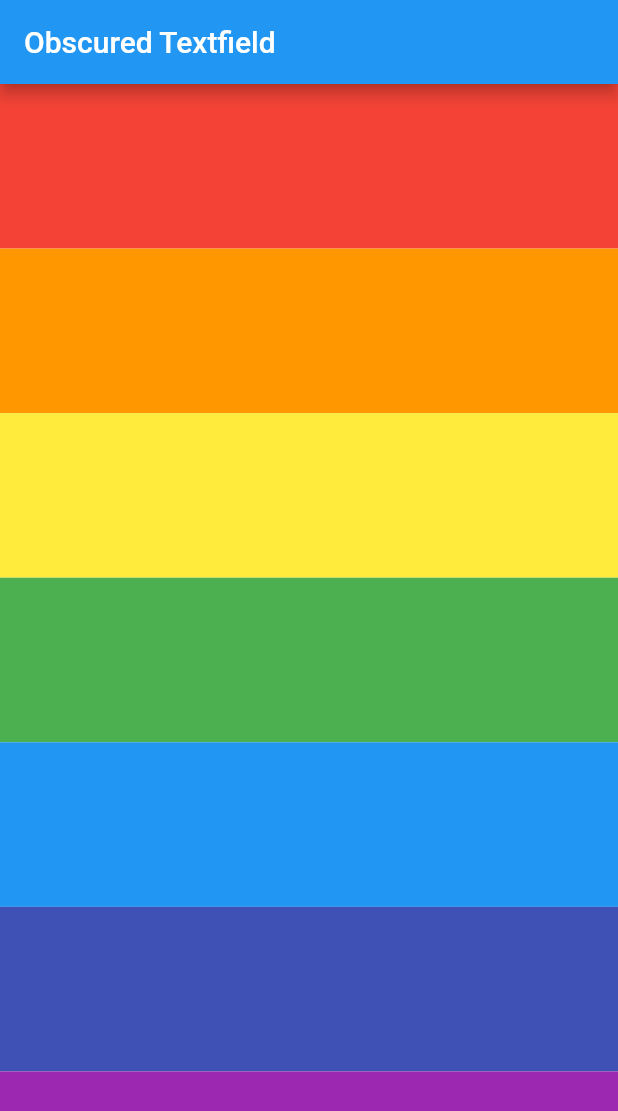
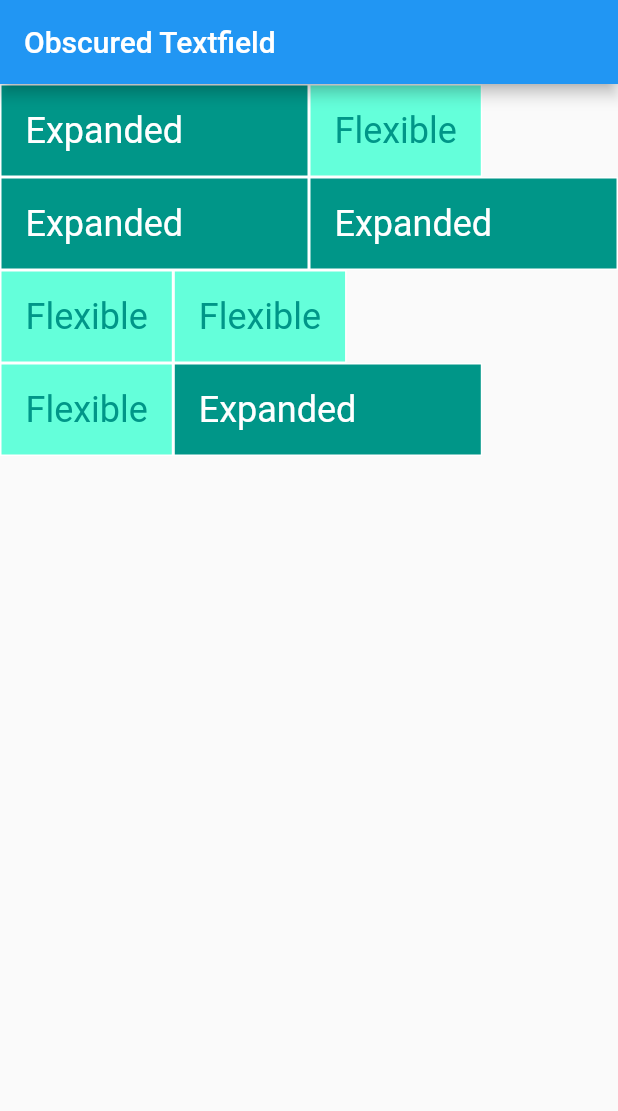
Before and after one commit to Rifqips/BelajarMembuatAplikasiFlutteruntukPemula, a Flutter app: the screen it shows after launch, on a phone screen of 412 x 824 dp. Shown: the top 1111 px of the screen. Run offline on Flutter 3.47's test engine with Material 2 defaults, Android fonts, the phone set to English and light mode, and no system bars; missing offline and left inert: dart:ffi.

Commit message:
refactor
exercise expanded and flexible

```diff
--- a/lib/main.dart
+++ b/lib/main.dart
@@ -4,49 +4,83 @@ import 'package:flutter/material.dart';
 
 class ObscuredTextFieldSample extends StatelessWidget {
   const ObscuredTextFieldSample({super.key});
+  @override
+  Widget build(BuildContext context) {
+    return const Scaffold(
+      body: SafeArea(
+        child: Column(
+          children: [
+            Row(
+              children: [
+                ExpandedWidget(),
+                FlexibleWidget(),
+              ],
+            ),
+            Row(
+              children: [
+                ExpandedWidget(),
+                ExpandedWidget(),
+              ],
+            ),
+            Row(
+              children: [
+                FlexibleWidget(),
+                FlexibleWidget(),
+              ],
+            ),
+            Row(
+              children: [
+                FlexibleWidget(),
+                ExpandedWidget(),
+              ],
+            )
+          ],
+        ),
+      ),
+    );
+  }
+}
 
-  final List<int> numberList = const <int>[1, 2, 3, 4, 5, 6, 7, 8, 9, 10];
+class ExpandedWidget extends StatelessWidget {
+  const ExpandedWidget({super.key});
 
   @override
   Widget build(BuildContext context) {
-    return Column(
-      children: <Widget>[
-        Expanded(
-          child: Container(
-            color: Colors.red,
+    return Expanded(
+      child: Container(
+        decoration: BoxDecoration(
+            color: Colors.teal, border: Border.all(color: Colors.white)),
+        child: const Padding(
+          padding: EdgeInsets.all(16.0),
+          child: Text(
+            'Expanded',
+            style: TextStyle(color: Colors.white, fontSize: 24),
           ),
         ),
-        Expanded(
-          child: Container(
-            color: Colors.orange,
+      ),
+    );
+  }
+}
+
+class FlexibleWidget extends StatelessWidget {
+  const FlexibleWidget({super.key});
+
+  @override
+  Widget build(BuildContext context) {
+    return Flexible(
+      child: Container(
+        decoration: BoxDecoration(
+          color: Colors.tealAccent,
+          border: Border.all(color: Colors.white),
+        ),
+        child: const Padding(
+          padding: EdgeInsets.all(16.0),
+          child: Text(
+            'Flexible',
+            style: TextStyle(color: Colors.teal, fontSize: 24),
           ),
         ),
-        Expanded(
-          child: Container(
-            color: Colors.yellow,
-          ),
-        ),
-        Expanded(
-          child: Container(
-            color: Colors.green,
-          ),
-        ),
-        Expanded(
-          child: Container(
-            color: Colors.blue,
-          ),
-        ),
-        Expanded(
-          child: Container(
-            color: Colors.indigo,
-          ),
-        ),
-        Expanded(
-          child: Container(
-            color: Colors.purple,
-          ),
-        ),
-      ],
+      ),
     );
   }
 }
```
